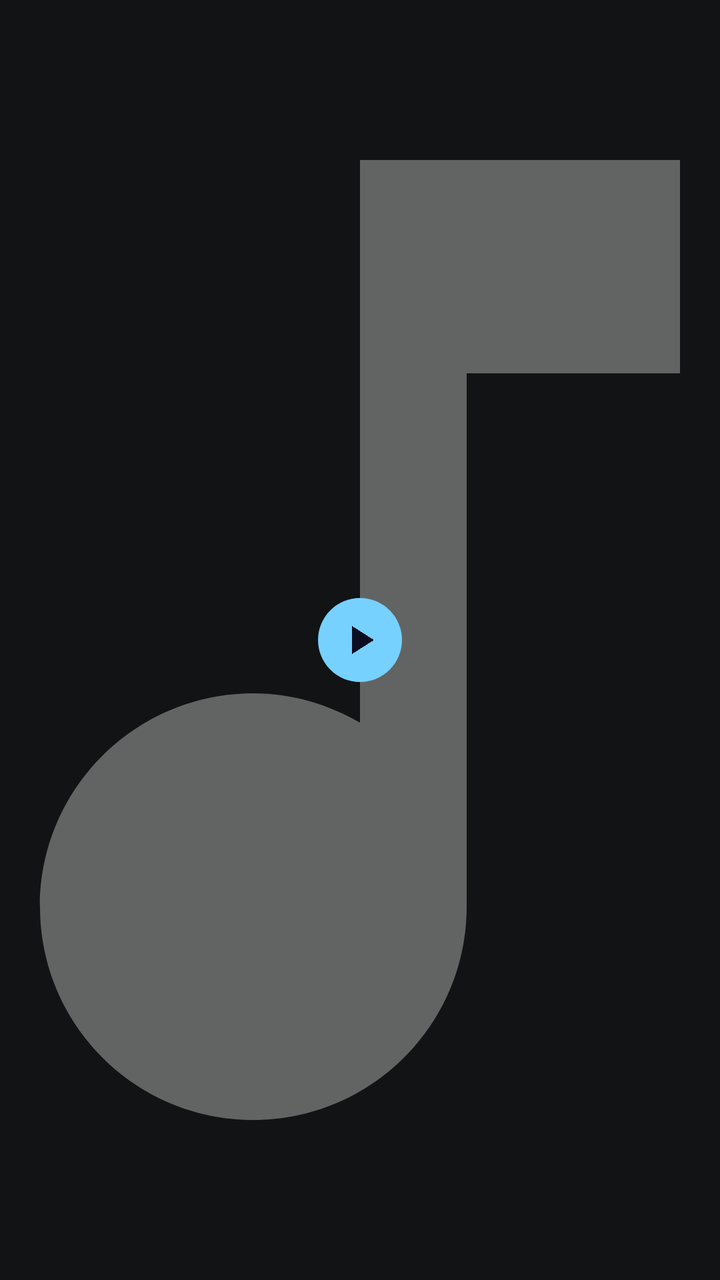
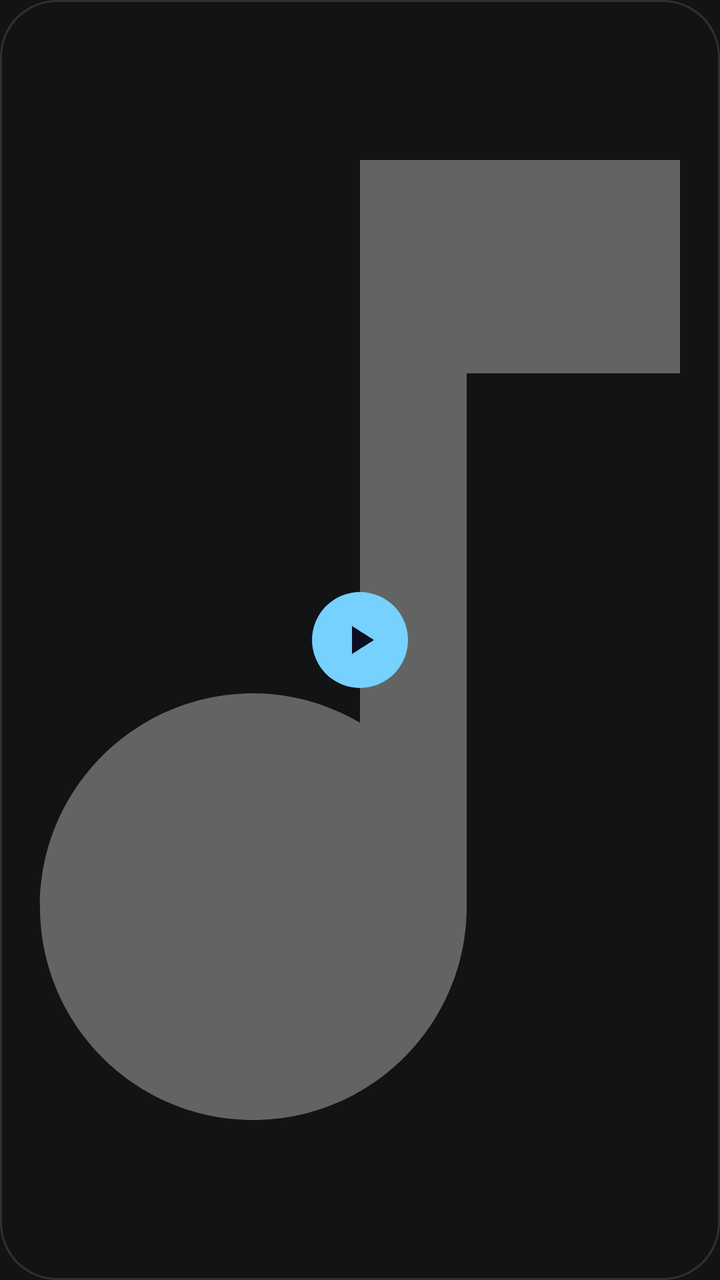

The first picture is an Android layout as it rendered before a commit; the second is the same layout after the commit. The layout source and the unified diff follow.
<!-- AndroidManifest.xml: application theme android:Theme.DeviceDefault -->
<!-- res/layout/widget_music_micro.xml -->
<?xml version="1.0" encoding="utf-8"?>
<FrameLayout xmlns:android="http://schemas.android.com/apk/res/android"
    android:id="@+id/widgetRoot"
    android:layout_width="match_parent"
    android:layout_height="match_parent"
    android:background="@drawable/widget_bg">

    
    <ImageView
        android:id="@+id/albumArt"
        android:layout_width="match_parent"
        android:layout_height="match_parent"
        android:scaleType="centerCrop"
        android:src="@drawable/ic_music_note"/>

    
    <View
        android:layout_width="match_parent"
        android:layout_height="match_parent"
        android:background="#55000000"/>

    
    <ImageView
        android:id="@+id/btnPlayPause"
        android:layout_width="42dp"
        android:layout_height="42dp"
        android:layout_gravity="center"
        android:src="@drawable/ic_play"
        android:background="@drawable/play_btn_bg"
        android:scaleType="centerInside"
        android:padding="9dp"/>

    
    <TextView
        android:id="@+id/songTitle"
        android:layout_width="0dp"
        android:layout_height="0dp"
        android:visibility="gone"/>
    <TextView
        android:id="@+id/artistName"
        android:layout_width="0dp"
        android:layout_height="0dp"
        android:visibility="gone"/>
    <ImageView
        android:id="@+id/btnPrev"
        android:layout_width="0dp"
        android:layout_height="0dp"
        android:visibility="gone"/>
    <ImageView
        android:id="@+id/btnNext"
        android:layout_width="0dp"
        android:layout_height="0dp"
        android:visibility="gone"/>

</FrameLayout>
<!-- resources referenced by this layout -->
<resources>
  <!-- drawable ic_music_note (drawable) -->
  <vector xmlns:android="http://schemas.android.com/apk/res/android"
      android:width="24dp" android:height="24dp"
      android:viewportWidth="24" android:viewportHeight="24">
      <path android:fillColor="#88FFFFFF"
          android:pathData="M12,3v10.55c-0.59,-0.34 -1.27,-0.55 -2,-0.55 -2.21,0 -4,1.79 -4,4s1.79,4 4,4 4,-1.79 4,-4V7h4V3h-6z"/>
  </vector>
  <!-- drawable ic_play (drawable) -->
  <vector xmlns:android="http://schemas.android.com/apk/res/android"
      android:width="24dp" android:height="24dp"
      android:viewportWidth="24" android:viewportHeight="24">
      <path android:fillColor="#FF0D0D22"
          android:pathData="M8,5v14l11,-7z"/>
  </vector>
  <!-- drawable play_btn_bg (drawable) -->
  <?xml version="1.0" encoding="utf-8"?>
  <shape xmlns:android="http://schemas.android.com/apk/res/android"
      android:shape="oval">
      <solid android:color="#FFFFFFFF"/>
  </shape>
  <!-- drawable widget_bg (drawable) -->
  <?xml version="1.0" encoding="utf-8"?>
  <shape xmlns:android="http://schemas.android.com/apk/res/android">
      <solid android:color="#CC0D0D22"/>
      <corners android:radius="18dp"/>
  </shape>
</resources>

<!-- the commit's change to res/layout/widget_music_micro.xml (unified diff, before → after) -->
@@ -22,13 +22,13 @@
     
     <ImageView
         android:id="@+id/btnPlayPause"
-        android:layout_width="42dp"
-        android:layout_height="42dp"
+        android:layout_width="48dp"
+        android:layout_height="48dp"
         android:layout_gravity="center"
         android:src="@drawable/ic_play"
         android:background="@drawable/play_btn_bg"
         android:scaleType="centerInside"
-        android:padding="9dp"/>
+        android:padding="11dp"/>
 
     
     <TextView
@@ -51,5 +51,21 @@
         android:layout_width="0dp"
         android:layout_height="0dp"
         android:visibility="gone"/>
+    <ImageView
+        android:id="@+id/btnShuffle"
+        android:layout_width="0dp"
+        android:layout_height="0dp"
+        android:visibility="gone"/>
+    <ImageView
+        android:id="@+id/btnRepeat"
+        android:layout_width="0dp"
+        android:layout_height="0dp"
+        android:visibility="gone"/>
+    <ProgressBar
+        android:id="@+id/songProgress"
+        style="?android:attr/progressBarStyleHorizontal"
+        android:layout_width="0dp"
+        android:layout_height="0dp"
+        android:visibility="gone"/>
 
 </FrameLayout>
<!-- resource entries referenced after the edit -->
@@ -23,8 +23,11 @@
   <!-- drawable widget_bg (drawable) -->
   <?xml version="1.0" encoding="utf-8"?>
   <shape xmlns:android="http://schemas.android.com/apk/res/android">
-      <solid android:color="#CC0D0D22"/>
-      <corners android:radius="18dp"/>
+      <solid android:color="#E61A1B1F"/>
+      <corners android:radius="28dp"/>
+      <stroke
+          android:width="1dp"
+          android:color="#26FFFFFF"/>
   </shape>
 </resources>
 
